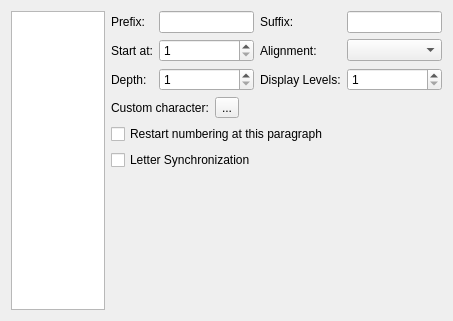
Before: the Qt Designer form plugins/textshape/dialogs/ParagraphBulletsNumbers.ui in KDE/krita, drawn with Qt 5.
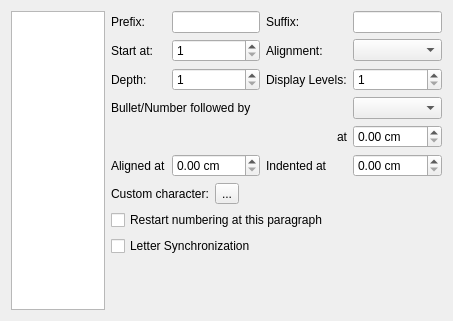
After: the same form once the commit is applied. Custom widgets are drawn as their Qt base class.

Diff of the .ui file:
```diff
--- a/plugins/textshape/dialogs/ParagraphBulletsNumbers.ui
+++ b/plugins/textshape/dialogs/ParagraphBulletsNumbers.ui
@@ -120,11 +120,66 @@
           </property>
          </widget>
         </item>
+        <item row="3" column="0" colspan="3">
+         <widget class="QLabel" name="label_8">
+          <property name="text">
+           <string>Bullet/Number followed by</string>
+          </property>
+         </widget>
+        </item>
+        <item row="4" column="3">
+         <widget class="QDoubleSpinBox" name="doubleSpinBox">
+          <property name="suffix">
+           <string> cm</string>
+          </property>
+         </widget>
+        </item>
+        <item row="4" column="2">
+         <widget class="QLabel" name="label_9">
+          <property name="text">
+           <string>at</string>
+          </property>
+          <property name="alignment">
+           <set>Qt::AlignRight|Qt::AlignTrailing|Qt::AlignVCenter</set>
+          </property>
+         </widget>
+        </item>
+        <item row="3" column="3">
+         <widget class="QComboBox" name="labelFollowedBy"/>
+        </item>
+        <item row="5" column="1">
+         <widget class="QDoubleSpinBox" name="doubleSpinBox_2">
+          <property name="suffix">
+           <string> cm</string>
+          </property>
+         </widget>
+        </item>
+        <item row="5" column="0">
+         <widget class="QLabel" name="label_10">
+          <property name="text">
+           <string>Aligned at</string>
+          </property>
+         </widget>
+        </item>
+        <item row="5" column="3">
+         <widget class="QDoubleSpinBox" name="doubleSpinBox_3">
+          <property name="suffix">
+           <string> cm</string>
+          </property>
+         </widget>
+        </item>
+        <item row="5" column="2">
+         <widget class="QLabel" name="label_11">
+          <property name="text">
+           <string>Indented at</string>
+          </property>
+         </widget>
+        </item>
        </layout>
       </item>
-      <item row="1" column="0" >
-       <widget class="QLabel" name="label_4" >
-        <property name="text" >
+      <item row="2" column="0">
+       <widget class="QLabel" name="label_4">
+        <property name="text">
          <string>Custom character:</string>
         </property>
         <property name="buddy" >
@@ -132,14 +187,14 @@
         </property>
        </widget>
       </item>
-      <item row="1" column="1" >
-       <widget class="QToolButton" name="customCharacter" >
-        <property name="text" >
+      <item row="2" column="1">
+       <widget class="QToolButton" name="customCharacter">
+        <property name="text">
          <string>...</string>
         </property>
        </widget>
       </item>
-      <item row="1" column="2" >
+      <item row="2" column="2">
        <spacer>
         <property name="orientation" >
          <enum>Qt::Horizontal</enum>
@@ -152,14 +207,14 @@
         </property>
        </spacer>
       </item>
-      <item row="2" column="0" colspan="3" >
-       <widget class="QCheckBox" name="restartNumbering" >
-        <property name="text" >
+      <item row="3" column="0" colspan="3">
+       <widget class="QCheckBox" name="restartNumbering">
+        <property name="text">
          <string>Restart numbering at this paragraph</string>
         </property>
        </widget>
       </item>
-      <item row="4" column="0" colspan="3" >
+      <item row="5" column="0" colspan="3">
        <spacer>
         <property name="orientation" >
          <enum>Qt::Vertical</enum>
@@ -172,9 +227,9 @@
         </property>
        </spacer>
       </item>
-      <item row="3" column="0" colspan="3" >
-       <widget class="QCheckBox" name="letterSynchronization" >
-        <property name="text" >
+      <item row="4" column="0" colspan="3">
+       <widget class="QCheckBox" name="letterSynchronization">
+        <property name="text">
          <string>Letter Synchronization</string>
         </property>
        </widget>
```
Left out of the diff: 119 changed lines with no effect on the pictures.
